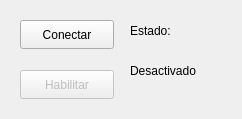
px2ec/baales_rocket, file gui/brocketui/uifiles/mainwindow.ui: the form before one commit.
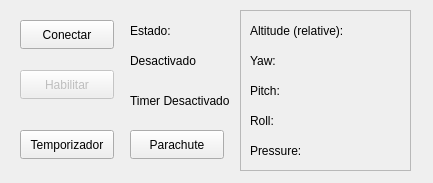
The form after the commit.

Patch:
```diff
--- a/gui/brocketui/uifiles/mainwindow.ui
+++ b/gui/brocketui/uifiles/mainwindow.ui
@@ -6,8 +6,8 @@
    <rect>
     <x>0</x>
     <y>0</y>
-    <width>242</width>
-    <height>119</height>
+    <width>433</width>
+    <height>183</height>
    </rect>
   </property>
   <property name="sizePolicy">
@@ -18,14 +18,14 @@
   </property>
   <property name="minimumSize">
    <size>
-    <width>242</width>
-    <height>119</height>
+    <width>433</width>
+    <height>183</height>
    </size>
   </property>
   <property name="maximumSize">
    <size>
-    <width>242</width>
-    <height>119</height>
+    <width>433</width>
+    <height>183</height>
    </size>
   </property>
   <property name="windowTitle">
@@ -78,7 +78,7 @@
     <property name="geometry">
      <rect>
       <x>130</x>
-      <y>50</y>
+      <y>40</y>
       <width>101</width>
       <height>41</height>
      </rect>
@@ -90,6 +90,141 @@
      <bool>true</bool>
     </property>
    </widget>
+   <widget class="QPushButton" name="pbEnableTimer">
+    <property name="geometry">
+     <rect>
+      <x>20</x>
+      <y>130</y>
+      <width>94</width>
+      <height>29</height>
+     </rect>
+    </property>
+    <property name="text">
+     <string>Temporizador</string>
+    </property>
+   </widget>
+   <widget class="QLabel" name="lblTimerSt">
+    <property name="geometry">
+     <rect>
+      <x>130</x>
+      <y>80</y>
+      <width>101</width>
+      <height>41</height>
+     </rect>
+    </property>
+    <property name="text">
+     <string>Timer Desactivado</string>
+    </property>
+    <property name="wordWrap">
+     <bool>true</bool>
+    </property>
+   </widget>
+   <widget class="QPushButton" name="pbEnableParachute">
+    <property name="geometry">
+     <rect>
+      <x>130</x>
+      <y>130</y>
+      <width>94</width>
+      <height>29</height>
+     </rect>
+    </property>
+    <property name="text">
+     <string>Parachute</string>
+    </property>
+   </widget>
+   <widget class="QLabel" name="lblYaw">
+    <property name="geometry">
+     <rect>
+      <x>250</x>
+      <y>50</y>
+      <width>151</width>
+      <height>21</height>
+     </rect>
+    </property>
+    <property name="text">
+     <string>Yaw: </string>
+    </property>
+   </widget>
+   <widget class="QLabel" name="lblPitch">
+    <property name="geometry">
+     <rect>
+      <x>250</x>
+      <y>80</y>
+      <width>151</width>
+      <height>21</height>
+     </rect>
+    </property>
+    <property name="text">
+     <string>Pitch: </string>
+    </property>
+   </widget>
+   <widget class="QLabel" name="lblRoll">
+    <property name="geometry">
+     <rect>
+      <x>250</x>
+      <y>110</y>
+      <width>151</width>
+      <height>21</height>
+     </rect>
+    </property>
+    <property name="text">
+     <string>Roll: </string>
+    </property>
+   </widget>
+   <widget class="QLabel" name="lblPressure">
+    <property name="geometry">
+     <rect>
+      <x>250</x>
+      <y>140</y>
+      <width>151</width>
+      <height>21</height>
+     </rect>
+    </property>
+    <property name="text">
+     <string>Pressure: </string>
+    </property>
+   </widget>
+   <widget class="QFrame" name="frame">
+    <property name="geometry">
+     <rect>
+      <x>240</x>
+      <y>10</y>
+      <width>171</width>
+      <height>161</height>
+     </rect>
+    </property>
+    <property name="frameShape">
+     <enum>QFrame::StyledPanel</enum>
+    </property>
+    <property name="frameShadow">
+     <enum>QFrame::Plain</enum>
+    </property>
+    <widget class="QLabel" name="lblAltitude">
+     <property name="geometry">
+      <rect>
+       <x>10</x>
+       <y>10</y>
+       <width>151</width>
+       <height>21</height>
+      </rect>
+     </property>
+     <property name="text">
+      <string>Altitude (relative): </string>
+     </property>
+    </widget>
+   </widget>
+   <zorder>frame</zorder>
+   <zorder>pbConnect</zorder>
+   <zorder>pbEnable</zorder>
+   <zorder>lblStateLabel</zorder>
+   <zorder>lblState</zorder>
+   <zorder>pbEnableTimer</zorder>
+   <zorder>lblTimerSt</zorder>
+   <zorder>pbEnableParachute</zorder>
+   <zorder>lblYaw</zorder>
+   <zorder>lblPitch</zorder>
+   <zorder>lblRoll</zorder>
+   <zorder>lblPressure</zorder>
   </widget>
  </widget>
  <resources/>
```
Left out of the diff: 2 changed lines with no effect on the pictures.
